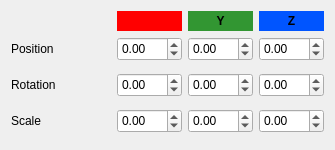
Qt form src/widgets/transformeditor.ui (jahshaka/Studio) before a commit.
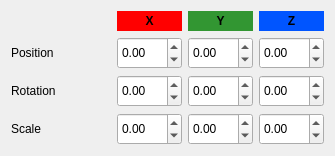
The same form after that commit.

Commit message: Finish styling and widget changes - Remove nagging warnings from console - Add custom font - Misc cleanup

The edit to the form file:
```diff
--- a/src/widgets/transformeditor.ui
+++ b/src/widgets/transformeditor.ui
@@ -25,9 +25,6 @@
 }</string>
   </property>
   <layout class="QVBoxLayout" name="verticalLayout">
-   <property name="spacing">
-    <number>0</number>
-   </property>
    <item>
     <widget class="QWidget" name="widget_5" native="true">
      <property name="minimumSize">
@@ -79,13 +76,13 @@
         <property name="minimumSize">
          <size>
           <width>64</width>
-          <height>20</height>
+          <height>0</height>
          </size>
         </property>
         <property name="maximumSize">
          <size>
           <width>16777215</width>
-          <height>20</height>
+          <height>24</height>
          </size>
         </property>
         <property name="styleSheet">
@@ -107,6 +104,37 @@
          <property name="spacing">
           <number>0</number>
          </property>
+         <item row="0" column="0">
+          <widget class="QLabel" name="label_4">
+           <property name="sizePolicy">
+            <sizepolicy hsizetype="Preferred" vsizetype="Preferred">
+             <horstretch>0</horstretch>
+             <verstretch>0</verstretch>
+            </sizepolicy>
+           </property>
+           <property name="minimumSize">
+            <size>
+             <width>0</width>
+             <height>0</height>
+            </size>
+           </property>
+           <property name="font">
+            <font>
+             <weight>75</weight>
+             <bold>true</bold>
+            </font>
+           </property>
+           <property name="text">
+            <string>X</string>
+           </property>
+           <property name="textFormat">
+            <enum>Qt::RichText</enum>
+           </property>
+           <property name="alignment">
+            <set>Qt::AlignCenter</set>
+           </property>
+          </widget>
+         </item>
         </layout>
        </widget>
       </item>
@@ -259,7 +287,7 @@
         <property name="minimumSize">
          <size>
           <width>64</width>
-          <height>24</height>
+          <height>32</height>
          </size>
         </property>
         <property name="styleSheet">
@@ -281,7 +309,7 @@
         <property name="minimumSize">
          <size>
           <width>64</width>
-          <height>24</height>
+          <height>32</height>
          </size>
         </property>
         <property name="minimum">
@@ -300,7 +328,7 @@
         <property name="minimumSize">
          <size>
           <width>64</width>
-          <height>24</height>
+          <height>32</height>
          </size>
         </property>
         <property name="minimum">
@@ -356,7 +384,7 @@
         <property name="minimumSize">
          <size>
           <width>64</width>
-          <height>24</height>
+          <height>32</height>
          </size>
         </property>
         <property name="minimum">
@@ -375,7 +403,7 @@
         <property name="minimumSize">
          <size>
           <width>64</width>
-          <height>24</height>
+          <height>32</height>
          </size>
         </property>
         <property name="minimum">
@@ -394,7 +422,7 @@
         <property name="minimumSize">
          <size>
           <width>64</width>
-          <height>24</height>
+          <height>32</height>
          </size>
         </property>
         <property name="minimum">
@@ -450,7 +478,7 @@
         <property name="minimumSize">
          <size>
           <width>64</width>
-          <height>24</height>
+          <height>32</height>
          </size>
         </property>
         <property name="minimum">
@@ -469,7 +497,7 @@
         <property name="minimumSize">
          <size>
           <width>64</width>
-          <height>24</height>
+          <height>32</height>
          </size>
         </property>
         <property name="minimum">
@@ -488,7 +516,7 @@
         <property name="minimumSize">
          <size>
           <width>64</width>
-          <height>24</height>
+          <height>32</height>
          </size>
         </property>
         <property name="minimum">
```
Left out of the diff: 23 changed lines with no effect on the pictures. The commit also changes 24 other files.
